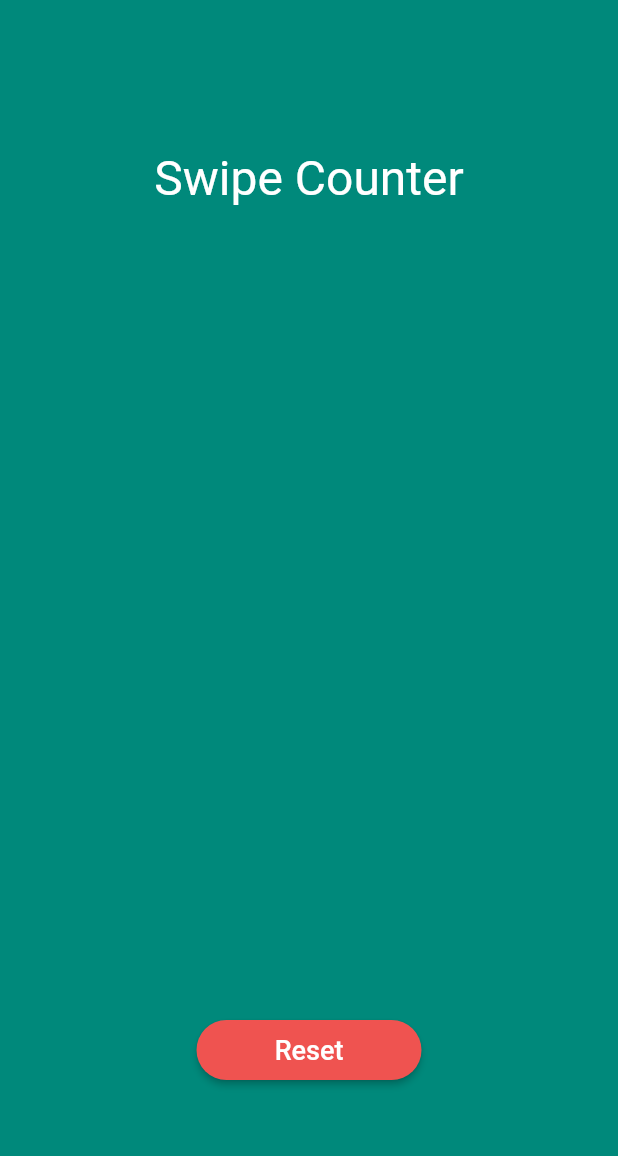
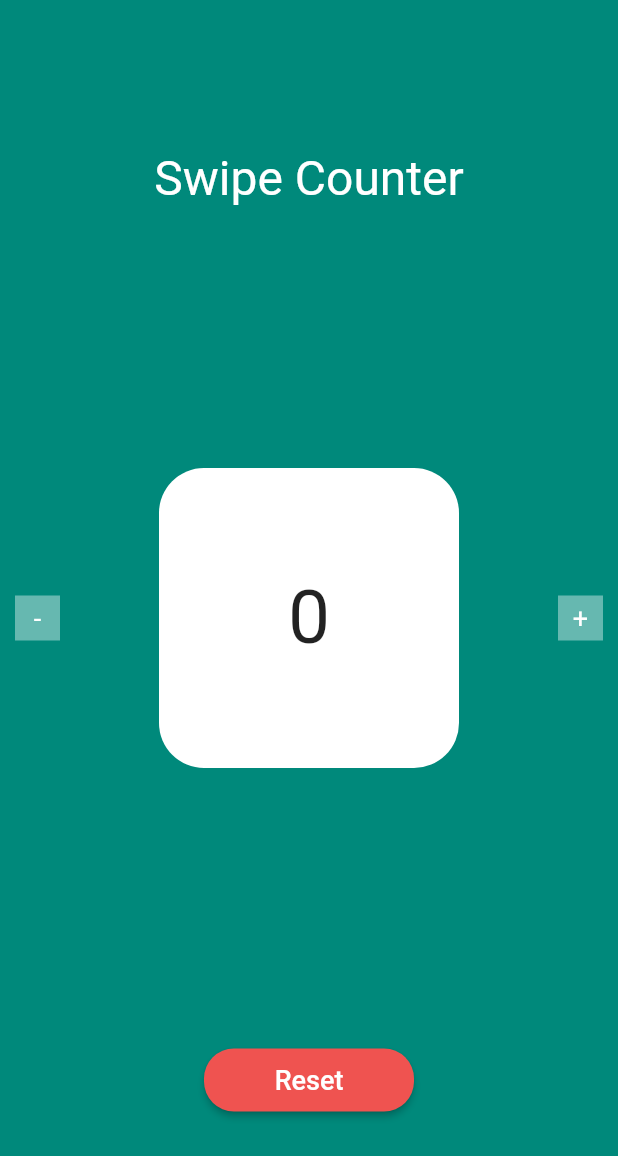
Before and after one commit to AlexanderTopchiy/swipe-counter, a Flutter app: the screen it shows after launch, on a phone screen of 412 x 824 dp. Shown: the top 1156 px of the screen. Run offline on Flutter 3.47's test engine with Material 2 defaults, Android fonts, the phone set to English and light mode, and no system bars.

Commit message:
Add a counter card and directions markers

```diff
--- a/lib/ui/counter_screen.dart
+++ b/lib/ui/counter_screen.dart
@@ -6,7 +6,9 @@ class CounterScreen extends StatelessWidget {
     return Scaffold(
       body: Stack(
         children: <Widget>[
+          // Background
           Container(color: Color.fromRGBO(0, 137, 123, 1)),
+          // Title
           Align(
             alignment: Alignment.topCenter,
             child: Container(
@@ -20,13 +22,14 @@ class CounterScreen extends StatelessWidget {
               ),
             ),
           ),
+          // Reset button
           Align(
             alignment: Alignment.bottomCenter,
             child: Container(
-              margin: EdgeInsets.only(bottom: 100.0),
+              margin: EdgeInsets.only(bottom: 80.0),
               child: ButtonTheme(
-                height: 40.0,
-                minWidth: 150.0,
+                height: 42.0,
+                minWidth: 140.0,
                 shape: RoundedRectangleBorder(
                   borderRadius: BorderRadius.circular(20.0)
                 ),
@@ -44,6 +47,67 @@ class CounterScreen extends StatelessWidget {
               ),
             ),
           ),
+          // Decrement counter direction
+          Align(
+            alignment: Alignment.centerLeft,
+            child: Container(
+              decoration: BoxDecoration(
+                color: Color.fromRGBO(255, 255, 255, 0.4),
+              ),
+              height: 30.0,
+              width: 30.0,
+              margin: EdgeInsets.only(left: 10.0),
+              child: Center(
+                child: Text(
+                  '-',
+                  style: TextStyle(
+                      color: Colors.white,
+                      fontSize: 18.0
+                    ),
+                ),
+              ),
+            ),
+          ),
+          // Increment counter direction
+          Align(
+            alignment: Alignment.centerRight,
+            child: Container(
+              decoration: BoxDecoration(
+                color: Color.fromRGBO(255, 255, 255, 0.4),
+              ),
+              height: 30.0,
+              width: 30.0,
+              margin: EdgeInsets.only(right: 10.0),
+              child: Center(
+                child: Text(
+                  '+',
+                  style: TextStyle(
+                      color: Colors.white,
+                      fontSize: 18.0
+                    ),
+                ),
+              ),
+            ),
+          ),
+          // Counter card
+          Center(
+            child: Container(
+              decoration: BoxDecoration(
+                color: Colors.white,
+                borderRadius: BorderRadius.circular(30.0),
+              ),
+              height: 200.0,
+              width: 200.0,
+              child: Center(
+                child: Text(
+                  '0',
+                  style: TextStyle(
+                    fontSize: 50.0
+                  ),
+                ),
+              ),
+            ),
+          ),
         ],
       ),
     );
```
